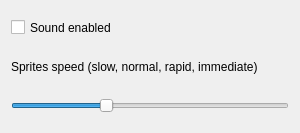
Above: ksirk/preferences.ui from KDE/ksirk before the change. Below: the same form after it.
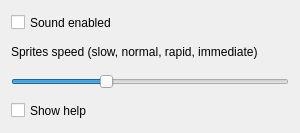
That is the form after the change.

Commit message: Add in the setting menu the possibility to activate or not the Help bubble message

The edit to the form file:
```diff
--- a/ksirk/preferences.ui
+++ b/ksirk/preferences.ui
@@ -117,6 +117,29 @@
           </property>
         </widget>
       </item>
+      <item>
+        <widget class="QCheckBox" name="helpEnabled" >
+          <property name="geometry" >
+            <rect>
+              <x>10</x>
+              <y>40</y>
+              <width>126</width>
+              <height>22</height>
+            </rect>
+          </property>
+          <property name="sizePolicy" >
+            <sizepolicy>
+              <hsizetype>3</hsizetype>
+              <vsizetype>3</vsizetype>
+              <horstretch>0</horstretch>
+              <verstretch>0</verstretch>
+            </sizepolicy>
+          </property>
+          <property name="text" >
+            <string>Show help</string>
+          </property>
+        </widget>
+      </item>
     </layout>
   </widget>
   <layoutdefault spacing="6" margin="11" />
```
The commit also changes 4 other files.
